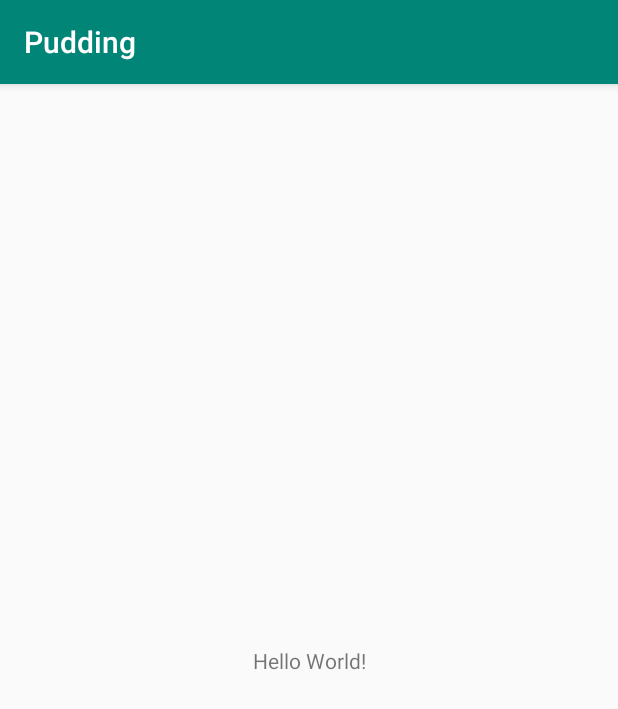
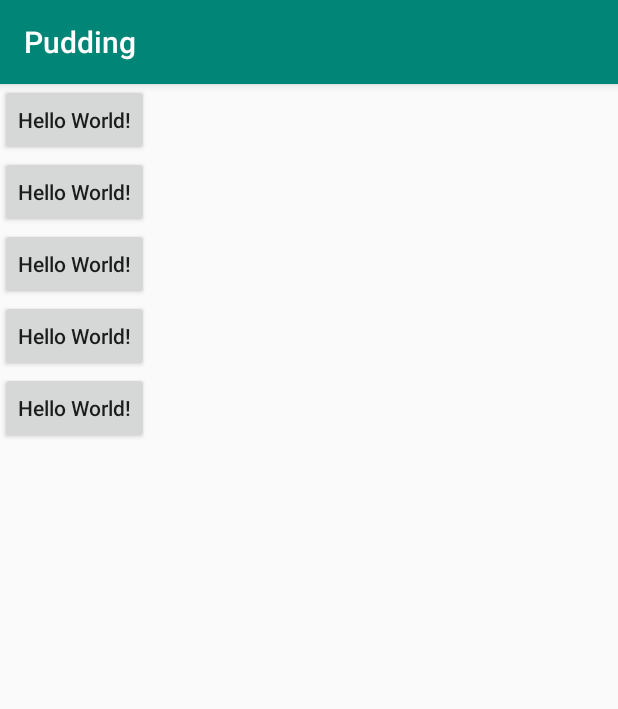
Before and after one commit to o0o0oo00/Pudding, an Android app: the screen it shows after launch (MainActivity), on a phone screen of 412 x 824 dp. Shown: the top 709 px of the screen. Run offline under Robolectric (Android 15) with nearby library versions, the phone set to English and light mode, and no system bars.

```diff
--- a/app/build.gradle
+++ b/app/build.gradle
@@ -23,12 +23,13 @@ android {
 }
 
 dependencies {
+    implementation project(':pudding')
     implementation fileTree(dir: 'libs', include: ['*.jar'])
     implementation"org.jetbrains.kotlin:kotlin-stdlib-jdk7:$kotlin_version"
-    implementation 'androidx.appcompat:appcompat:1.0.0-beta01'
+    implementation 'androidx.appcompat:appcompat:1.1.0-alpha03'
     implementation 'androidx.core:core-ktx:1.1.0-alpha05'
     implementation 'androidx.constraintlayout:constraintlayout:1.1.3'
     testImplementation 'junit:junit:4.12'
-    androidTestImplementation 'androidx.test:runner:1.1.0-alpha4'
+    androidTestImplementation 'androidx.test:runner:1.1.2-alpha02'
     androidTestImplementation 'androidx.test.espresso:espresso-core:3.1.0-alpha4'
 }
--- a/app/src/main/res/layout/activity_main.xml
+++ b/app/src/main/res/layout/activity_main.xml
@@ -1,19 +1,43 @@
 <?xml version="1.0" encoding="utf-8"?>
-<androidx.constraintlayout.widget.ConstraintLayout
+<LinearLayout
         xmlns:android="http://schemas.android.com/apk/res/android"
         xmlns:tools="http://schemas.android.com/tools"
         xmlns:app="http://schemas.android.com/apk/res-auto"
         android:layout_width="match_parent"
+        android:orientation="vertical"
         android:layout_height="match_parent"
         tools:context=".demo.MainActivity">
 
-    <TextView
+    <Button
             android:layout_width="wrap_content"
             android:layout_height="wrap_content"
             android:text="Hello World!"
-        app:layout_constraintBottom_toBottomOf="parent"
-        app:layout_constraintLeft_toLeftOf="parent"
-        app:layout_constraintRight_toRightOf="parent"
-        app:layout_constraintTop_toTopOf="parent" />
+            android:onClick="click1"
+            android:textAllCaps="false"
+    />
+    <Button
+            android:layout_width="wrap_content"
+            android:layout_height="wrap_content"
+            android:text="Hello World!"
+            android:textAllCaps="false"
+    />
+    <Button
+            android:layout_width="wrap_content"
+            android:layout_height="wrap_content"
+            android:text="Hello World!"
+            android:textAllCaps="false"
+    />
+    <Button
+            android:layout_width="wrap_content"
+            android:layout_height="wrap_content"
+            android:text="Hello World!"
+            android:textAllCaps="false"
+    />
+    <Button
+            android:layout_width="wrap_content"
+            android:layout_height="wrap_content"
+            android:text="Hello World!"
+            android:textAllCaps="false"
+    />
 
-</androidx.constraintlayout.widget.ConstraintLayout>
+</LinearLayout>
```
Also changed, not shown: app/src/main/java/com/zcy/pudding/demo/MainActivity.kt (+10 -0 lines), pudding/src/main/java/com/zcy/pudding/Choco.kt (+5 -5 lines). Lines whose indentation alone changed are shown as unchanged.
